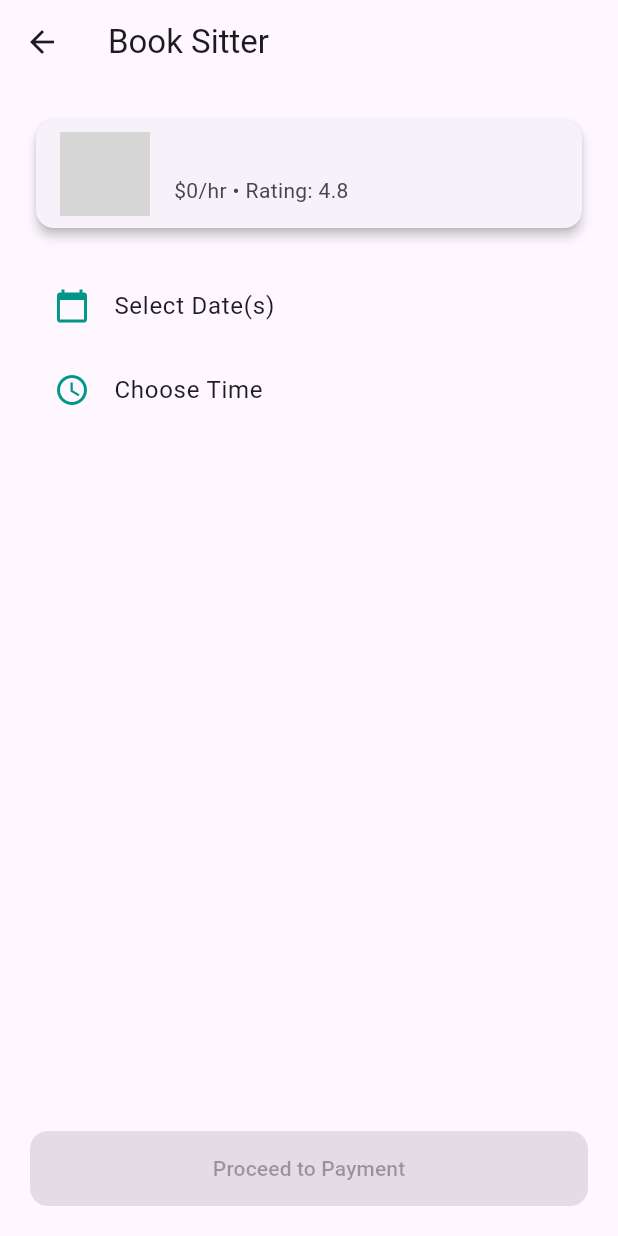
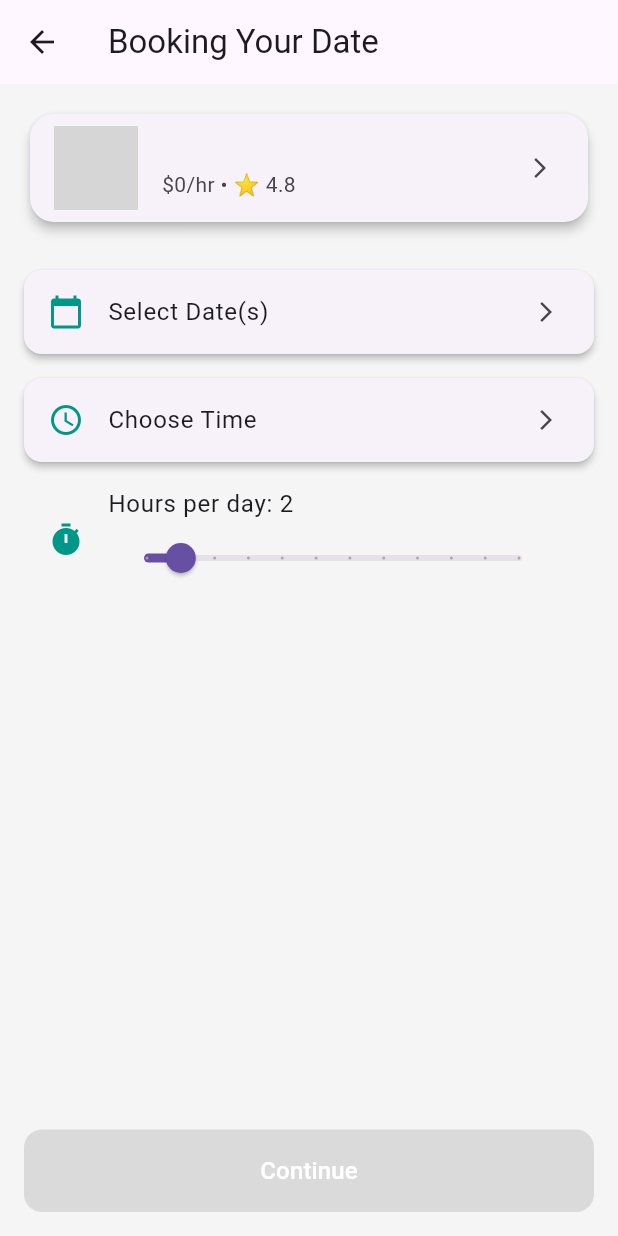
Before and after one commit to 20031144-afk/Citytocoast_app, a Flutter app: the BookingScreen screen opened directly with empty values, on a phone screen of 412 x 824 dp. Run offline on Flutter 3.47's test engine with Material 3 defaults, Android fonts, the phone set to English and light mode, and no system bars; our stand-ins replace firebase_auth, fl_chart; accounts and stored records are empty; network calls fail; grey boxes are pictures that could not be loaded.

Commit message:
PaymentscreenUpdate

```diff
--- a/lib/screens/booking_screen.dart
+++ b/lib/screens/booking_screen.dart
@@ -20,6 +20,7 @@ class BookingScreen extends StatefulWidget {
 class _BookingScreenState extends State<BookingScreen> {
   DateTimeRange? selectedRange;
   TimeOfDay? selectedTime;
+  int hoursPerDay = 2;
 
   Future<void> _pickDateRange() async {
     final DateTimeRange? picked = await showDateRangePicker(
@@ -31,9 +32,7 @@ class _BookingScreenState extends State<BookingScreen> {
       firstDate: DateTime.now(),
       lastDate: DateTime.now().add(const Duration(days: 365)),
     );
-    if (picked != null) {
-      setState(() => selectedRange = picked);
-    }
+    if (picked != null) setState(() => selectedRange = picked);
   }
 
   Future<void> _pickTime() async {
@@ -41,65 +40,76 @@ class _BookingScreenState extends State<BookingScreen> {
       context: context,
       initialTime: TimeOfDay.now(),
     );
-    if (picked != null) {
-      setState(() => selectedTime = picked);
-    }
+    if (picked != null) setState(() => selectedTime = picked);
   }
 
   @override
   Widget build(BuildContext context) {
     return Scaffold(
-      appBar: AppBar(title: const Text("Book Sitter")),
+      backgroundColor: Colors.grey[100],
+      appBar: AppBar(title: const Text("Booking Your Date")),
       body: Padding(
-        padding: const EdgeInsets.all(20),
+        padding: const EdgeInsets.all(16),
         child: Column(
           children: [
-            // Sitter Info Card
+            // Sitter card
             Card(
               shape: RoundedRectangleBorder(
-                borderRadius: BorderRadius.circular(12),
+                borderRadius: BorderRadius.circular(16),
               ),
               elevation: 3,
               child: ListTile(
                 leading: CircleAvatar(
                   backgroundImage: NetworkImage(widget.sitterImg),
-                  radius: 30,
+                  radius: 28,
                 ),
                 title: Text(
                   widget.sitterName,
                   style: const TextStyle(fontWeight: FontWeight.bold),
                 ),
-                subtitle: Text("\$${widget.sitterRate}/hr • Rating: 4.8"),
+                subtitle: Text("\$${widget.sitterRate}/hr • ⭐ 4.8"),
+                trailing: const Icon(Icons.arrow_forward_ios, size: 16),
               ),
             ),
             const SizedBox(height: 20),
 
-            // Date range picker
-            ListTile(
-              leading: const Icon(Icons.calendar_today, color: Colors.teal),
-              title: Text(
-                selectedRange == null
-                    ? "Select Date(s)"
-                    : "${selectedRange!.start.day}/${selectedRange!.start.month} - "
-                          "${selectedRange!.end.day}/${selectedRange!.end.month}",
-              ),
+            // Date range
+            _buildOptionTile(
+              icon: Icons.calendar_today,
+              label: selectedRange == null
+                  ? "Select Date(s)"
+                  : "${selectedRange!.start.day}/${selectedRange!.start.month} - ${selectedRange!.end.day}/${selectedRange!.end.month}",
               onTap: _pickDateRange,
             ),
 
-            // Time picker
+            // Time
+            _buildOptionTile(
+              icon: Icons.access_time,
+              label: selectedTime == null
+                  ? "Choose Time"
+                  : selectedTime!.format(context),
+              onTap: _pickTime,
+            ),
+
+            // Hours slider
             ListTile(
-              leading: const Icon(Icons.access_time, color: Colors.teal),
-              title: Text(
-                selectedTime == null
-                    ? "Choose Time"
-                    : selectedTime!.format(context),
+              leading: const Icon(Icons.timer, color: Colors.teal),
+              title: Text("Hours per day: $hoursPerDay"),
+              subtitle: Slider(
+                value: hoursPerDay.toDouble(),
+                min: 1,
+                max: 12,
+                divisions: 11,
+                label: "$hoursPerDay",
+                onChanged: (val) {
+                  setState(() => hoursPerDay = val.toInt());
+                },
               ),
-              onTap: _pickTime,
             ),
 
             const Spacer(),
 
-            // Confirm button
+            // Continue button
             ElevatedButton(
               onPressed: (selectedRange != null && selectedTime != null)
                   ? () {
@@ -112,22 +122,45 @@ class _BookingScreenState extends State<BookingScreen> {
                             sitterImg: widget.sitterImg,
                             range: selectedRange!,
                             time: selectedTime!,
+                            hoursPerDay: hoursPerDay,
                           ),
                         ),
                       );
                     }
                   : null,
               style: ElevatedButton.styleFrom(
-                minimumSize: const Size(double.infinity, 50),
+                minimumSize: const Size(double.infinity, 55),
+                backgroundColor: Colors.blue,
                 shape: RoundedRectangleBorder(
                   borderRadius: BorderRadius.circular(12),
                 ),
               ),
-              child: const Text("Proceed to Payment"),
+              child: const Text(
+                "Continue",
+                style: TextStyle(fontSize: 16, color: Colors.white),
+              ),
             ),
           ],
         ),
       ),
     );
   }
+
+  Widget _buildOptionTile({
+    required IconData icon,
+    required String label,
+    required VoidCallback onTap,
+  }) {
+    return Card(
+      margin: const EdgeInsets.symmetric(vertical: 8),
+      shape: RoundedRectangleBorder(borderRadius: BorderRadius.circular(12)),
+      elevation: 2,
+      child: ListTile(
+        leading: Icon(icon, color: Colors.teal),
+        title: Text(label),
+        trailing: const Icon(Icons.arrow_forward_ios, size: 16),
+        onTap: onTap,
+      ),
+    );
+  }
 }
```
Also changed, not shown: lib/screens/payment_screen.dart (+83 -78 lines), lib/screens/payment_status_screen.dart (added, +108 -0 lines).
